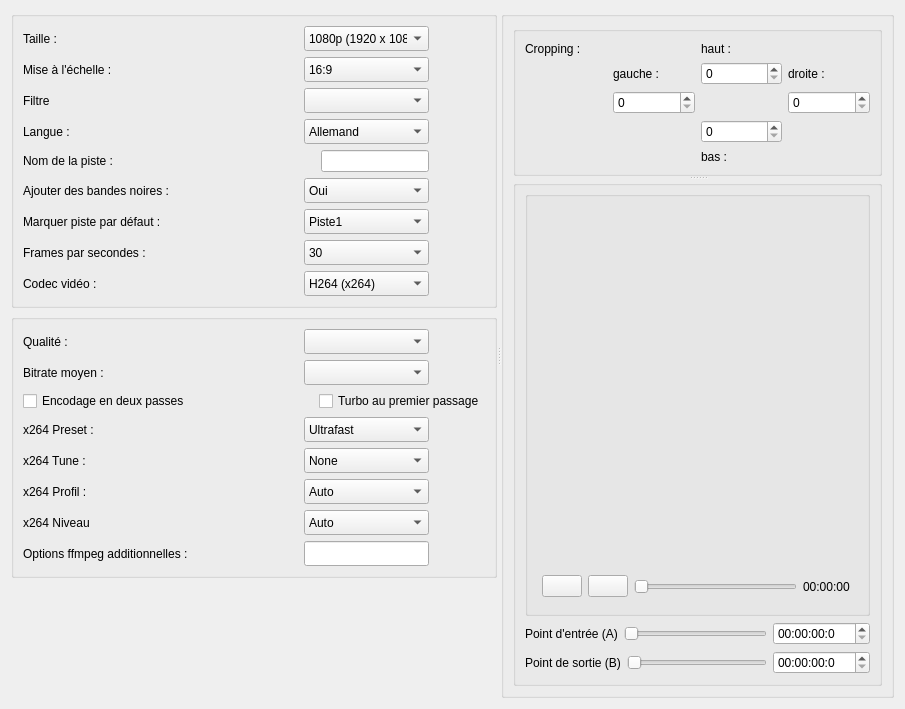
First picture: the form in src/View/videopane.ui, repository cinemaouvert/OCT, before the edit.
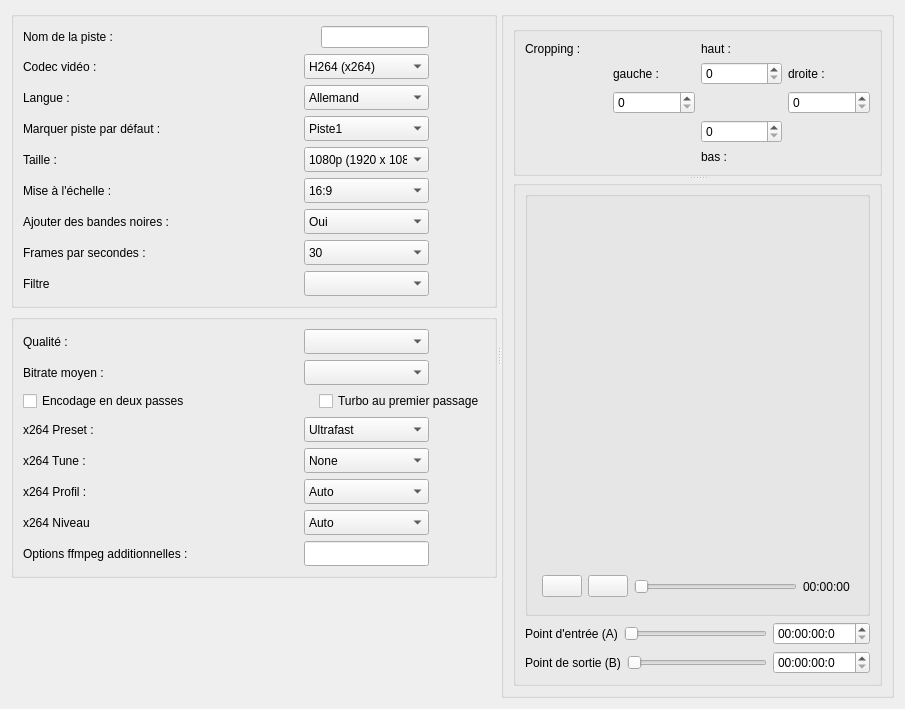
Second picture: the form after the edit. Icons and pictures are not drawn. Custom widgets are drawn as their Qt base class.

```diff
--- a/src/View/videopane.ui
+++ b/src/View/videopane.ui
@@ -33,6 +33,335 @@
           <string/>
          </property>
          <layout class="QVBoxLayout" name="verticalLayout_7">
+          <item>
+           <layout class="QHBoxLayout" name="horizontalLayout_TrackName">
+            <item>
+             <widget class="QLabel" name="label_TrackName">
+              <property name="text">
+               <string>Nom de la piste :</string>
+              </property>
+             </widget>
+            </item>
+            <item>
+             <spacer name="horizontalSpacer">
+              <property name="orientation">
+               <enum>Qt::Horizontal</enum>
+              </property>
+              <property name="sizeHint" stdset="0">
+               <size>
+                <width>40</width>
+                <height>20</height>
+               </size>
+              </property>
+             </spacer>
+            </item>
+            <item>
+             <widget class="QLineEdit" name="lineEdit_TrackName">
+              <property name="sizePolicy">
+               <sizepolicy hsizetype="Fixed" vsizetype="Fixed">
+                <horstretch>0</horstretch>
+                <verstretch>0</verstretch>
+               </sizepolicy>
+              </property>
+             </widget>
+            </item>
+            <item>
+             <layout class="QHBoxLayout" name="horizontalLayout_9">
+              <property name="sizeConstraint">
+               <enum>QLayout::SetFixedSize</enum>
+              </property>
+              <property name="topMargin">
+               <number>0</number>
+              </property>
+              <item>
+               <widget class="QLabel" name="labelName">
+                <property name="minimumSize">
+                 <size>
+                  <width>50</width>
+                  <height>0</height>
+                 </size>
+                </property>
+                <property name="maximumSize">
+                 <size>
+                  <width>50</width>
+                  <height>16777215</height>
+                 </size>
+                </property>
+                <property name="text">
+                 <string/>
+                </property>
+               </widget>
+              </item>
+             </layout>
+            </item>
+           </layout>
+          </item>
+          <item>
+           <layout class="QHBoxLayout" name="horizontalLayout_Codec">
+            <item>
+             <widget class="QLabel" name="label_Codec">
+              <property name="text">
+               <string>Codec vidéo :</string>
+              </property>
+             </widget>
+            </item>
+            <item>
+             <spacer name="horizontalSpacer_2">
+              <property name="orientation">
+               <enum>Qt::Horizontal</enum>
+              </property>
+              <property name="sizeHint" stdset="0">
+               <size>
+                <width>40</width>
+                <height>20</height>
+               </size>
+              </property>
+             </spacer>
+            </item>
+            <item>
+             <widget class="QComboBox" name="comboBox_Codec">
+              <property name="sizePolicy">
+               <sizepolicy hsizetype="Fixed" vsizetype="Fixed">
+                <horstretch>0</horstretch>
+                <verstretch>0</verstretch>
+               </sizepolicy>
+              </property>
+              <property name="minimumSize">
+               <size>
+                <width>125</width>
+                <height>25</height>
+               </size>
+              </property>
+              <property name="sizeAdjustPolicy">
+               <enum>QComboBox::AdjustToMinimumContentsLength</enum>
+              </property>
+              <item>
+               <property name="text">
+                <string>H264 (x264)</string>
+               </property>
+              </item>
+              <item>
+               <property name="text">
+                <string>VP8</string>
+               </property>
+              </item>
+             </widget>
+            </item>
+            <item>
+             <layout class="QHBoxLayout" name="horizontalLayout_13">
+              <property name="sizeConstraint">
+               <enum>QLayout::SetFixedSize</enum>
+              </property>
+              <property name="topMargin">
+               <number>0</number>
+              </property>
+              <item>
+               <widget class="QLabel" name="labelCodec">
+                <property name="minimumSize">
+                 <size>
+                  <width>50</width>
+                  <height>0</height>
+                 </size>
+                </property>
+                <property name="maximumSize">
+                 <size>
+                  <width>50</width>
+                  <height>16777215</height>
+                 </size>
+                </property>
+                <property name="text">
+                 <string/>
+                </property>
+               </widget>
+              </item>
+             </layout>
+            </item>
+           </layout>
+          </item>
+          <item>
+           <layout class="QHBoxLayout" name="horizontalLayout_Langage">
+            <item>
+             <widget class="QLabel" name="label_Langage">
+              <property name="text">
+               <string>Langue :</string>
+              </property>
+             </widget>
+            </item>
+            <item>
+             <spacer name="horizontalSpacer_3">
+              <property name="orientation">
+               <enum>Qt::Horizontal</enum>
+              </property>
+              <property name="sizeHint" stdset="0">
+               <size>
+                <width>40</width>
+                <height>20</height>
+               </size>
+              </property>
+             </spacer>
+            </item>
+            <item>
+             <widget class="QComboBox" name="comboBox_Langage">
+              <property name="sizePolicy">
+               <sizepolicy hsizetype="Fixed" vsizetype="Fixed">
+                <horstretch>0</horstretch>
+                <verstretch>0</verstretch>
+               </sizepolicy>
+              </property>
+              <property name="minimumSize">
+               <size>
+                <width>125</width>
+                <height>25</height>
+               </size>
+              </property>
+              <property name="sizeAdjustPolicy">
+               <enum>QComboBox::AdjustToMinimumContentsLength</enum>
+              </property>
+              <item>
+               <property name="text">
+                <string>Allemand</string>
+               </property>
+              </item>
+              <item>
+               <property name="text">
+                <string>Anglais</string>
+               </property>
+              </item>
+              <item>
+               <property name="text">
+                <string>Arabe</string>
+               </property>
+              </item>
+              <item>
+               <property name="text">
+                <string>Français</string>
+               </property>
+              </item>
+              <item>
+               <property name="text">
+                <string>Espagnol</string>
+               </property>
+              </item>
+              <item>
+               <property name="text">
+                <string>Italien</string>
+               </property>
+              </item>
+             </widget>
+            </item>
+            <item>
+             <layout class="QHBoxLayout" name="horizontalLayout_10">
+              <property name="sizeConstraint">
+               <enum>QLayout::SetFixedSize</enum>
+              </property>
+              <property name="topMargin">
+               <number>0</number>
+              </property>
+              <item>
+               <widget class="QLabel" name="labelLanguage">
+                <property name="minimumSize">
+                 <size>
+                  <width>50</width>
+                  <height>0</height>
+                 </size>
+                </property>
+                <property name="maximumSize">
+                 <size>
+                  <width>50</width>
+                  <height>16777215</height>
+                 </size>
+                </property>
+                <property name="text">
+                 <string/>
+                </property>
+               </widget>
+              </item>
+             </layout>
+            </item>
+           </layout>
+          </item>
+          <item>
+           <layout class="QHBoxLayout" name="horizontalLayout_DefaultTrack">
+            <item>
+             <widget class="QLabel" name="label_DefaultTrack">
+              <property name="text">
+               <string>Marquer piste par défaut :</string>
+              </property>
+             </widget>
+            </item>
+            <item>
+             <spacer name="horizontalSpacer_4">
+              <property name="orientation">
+               <enum>Qt::Horizontal</enum>
+              </property>
+              <property name="sizeHint" stdset="0">
+               <size>
+                <width>40</width>
+                <height>20</height>
+               </size>
+              </property>
+             </spacer>
+            </item>
+            <item>
+             <widget class="QComboBox" name="comboBox_DefaultTrack">
+              <property name="sizePolicy">
+               <sizepolicy hsizetype="Fixed" vsizetype="Fixed">
+                <horstretch>0</horstretch>
+                <verstretch>0</verstretch>
+               </sizepolicy>
+              </property>
+              <property name="minimumSize">
+               <size>
+                <width>125</width>
+                <height>25</height>
+               </size>
+              </property>
+              <property name="sizeAdjustPolicy">
+               <enum>QComboBox::AdjustToMinimumContentsLength</enum>
+              </property>
+              <item>
+               <property name="text">
+                <string>Piste1</string>
+               </property>
+              </item>
+              <item>
+               <property name="text">
+                <string>Piste2</string>
+               </property>
+              </item>
+             </widget>
+            </item>
+            <item>
+             <layout class="QHBoxLayout" name="horizontalLayout_14">
+              <property name="sizeConstraint">
+               <enum>QLayout::SetFixedSize</enum>
+              </property>
+              <property name="topMargin">
+               <number>0</number>
+              </property>
+              <item>
+               <widget class="QLabel" name="labelDefault">
+                <property name="minimumSize">
+                 <size>
+                  <width>50</width>
+                  <height>0</height>
+                 </size>
+                </property>
+                <property name="maximumSize">
+                 <size>
+                  <width>50</width>
+                  <height>16777215</height>
+                 </size>
+                </property>
+                <property name="text">
+                 <string/>
+                </property>
+               </widget>
+              </item>
+             </layout>
+            </item>
+           </layout>
+          </item>
           <item>
            <layout class="QHBoxLayout" name="horizontalLayout_Size">
             <property name="sizeConstraint">
@@ -207,243 +536,6 @@
             </item>
            </layout>
           </item>
-          <item>
-           <layout class="QHBoxLayout" name="horizontalLayout_Filter">
-            <item>
-             <widget class="QLabel" name="label_Filter">
-              <property name="text">
-               <string>Filtre</string>
-              </property>
-             </widget>
-            </item>
-            <item>
-             <spacer name="horizontalSpacer_10">
-              <property name="orientation">
-               <enum>Qt::Horizontal</enum>
-              </property>
-              <property name="sizeHint" stdset="0">
-               <size>
-                <width>40</width>
-                <height>20</height>
-               </size>
-              </property>
-             </spacer>
-            </item>
-            <item>
-             <widget class="QComboBox" name="comboBox_Filter">
-              <property name="sizePolicy">
-               <sizepolicy hsizetype="Fixed" vsizetype="Fixed">
-                <horstretch>0</horstretch>
-                <verstretch>0</verstretch>
-               </sizepolicy>
-              </property>
-              <property name="minimumSize">
-               <size>
-                <width>125</width>
-                <height>25</height>
-               </size>
-              </property>
-              <property name="sizeAdjustPolicy">
-               <enum>QComboBox::AdjustToMinimumContentsLength</enum>
-              </property>
-             </widget>
-            </item>
-            <item>
-             <layout class="QHBoxLayout" name="horizontalLayout_11">
-              <property name="sizeConstraint">
-               <enum>QLayout::SetFixedSize</enum>
-              </property>
-              <property name="topMargin">
-               <number>0</number>
-              </property>
-              <item>
-               <widget class="QLabel" name="labelFiltre">
-                <property name="minimumSize">
-                 <size>
-                  <width>50</width>
-                  <height>0</height>
-                 </size>
-                </property>
-                <property name="maximumSize">
-                 <size>
-                  <width>50</width>
-                  <height>16777215</height>
-                 </size>
-                </property>
-                <property name="text">
-                 <string/>
-                </property>
-               </widget>
-              </item>
-             </layout>
-            </item>
-           </layout>
-          </item>
-          <item>
-           <layout class="QHBoxLayout" name="horizontalLayout_Langage">
-            <item>
-             <widget class="QLabel" name="label_Langage">
-              <property name="text">
-               <string>Langue :</string>
-              </property>
-             </widget>
-            </item>
-            <item>
-             <spacer name="horizontalSpacer_3">
-              <property name="orientation">
-               <enum>Qt::Horizontal</enum>
-              </property>
-              <property name="sizeHint" stdset="0">
-               <size>
-                <width>40</width>
-                <height>20</height>
-               </size>
-              </property>
-             </spacer>
-            </item>
-            <item>
-             <widget class="QComboBox" name="comboBox_Langage">
-              <property name="sizePolicy">
-               <sizepolicy hsizetype="Fixed" vsizetype="Fixed">
-                <horstretch>0</horstretch>
-                <verstretch>0</verstretch>
-               </sizepolicy>
-              </property>
-              <property name="minimumSize">
-               <size>
-                <width>125</width>
-                <height>25</height>
-               </size>
-              </property>
-              <property name="sizeAdjustPolicy">
-               <enum>QComboBox::AdjustToMinimumContentsLength</enum>
-              </property>
-              <item>
-               <property name="text">
-                <string>Allemand</string>
-               </property>
-              </item>
-              <item>
-               <property name="text">
-                <string>Anglais</string>
-               </property>
-              </item>
-              <item>
-               <property name="text">
-                <string>Arabe</string>
-               </property>
-              </item>
-              <item>
-               <property name="text">
-                <string>Français</string>
-               </property>
-              </item>
-              <item>
-               <property name="text">
-                <string>Espagnol</string>
-               </property>
-              </item>
-              <item>
-               <property name="text">
-                <string>Italien</string>
-               </property>
-              </item>
-             </widget>
-            </item>
-            <item>
-             <layout class="QHBoxLayout" name="horizontalLayout_10">
-              <property name="sizeConstraint">
-               <enum>QLayout::SetFixedSize</enum>
-              </property>
-              <property name="topMargin">
-               <number>0</number>
-              </property>
-              <item>
-               <widget class="QLabel" name="labelLanguage">
-                <property name="minimumSize">
-                 <size>
-                  <width>50</width>
-                  <height>0</height>
-                 </size>
-                </property>
-                <property name="maximumSize">
-                 <size>
-                  <width>50</width>
-                  <height>16777215</height>
-                 </size>
-                </property>
-                <property name="text">
-                 <string/>
-                </property>
-               </widget>
-              </item>
-             </layout>
-            </item>
-           </layout>
-          </item>
-          <item>
-           <layout class="QHBoxLayout" name="horizontalLayout_TrackName">
-            <item>
-             <widget class="QLabel" name="label_TrackName">
-              <property name="text">
-               <string>Nom de la piste :</string>
-              </property>
-             </widget>
-            </item>
-            <item>
-             <spacer name="horizontalSpacer">
-              <property name="orientation">
-               <enum>Qt::Horizontal</enum>
-              </property>
-              <property name="sizeHint" stdset="0">
-               <size>
-                <width>40</width>
-                <height>20</height>
-               </size>
-              </property>
-             </spacer>
-            </item>
-            <item>
-             <widget class="QLineEdit" name="lineEdit_TrackName">
-              <property name="sizePolicy">
-               <sizepolicy hsizetype="Fixed" vsizetype="Fixed">
-                <horstretch>0</horstretch>
-                <verstretch>0</verstretch>
-               </sizepolicy>
-              </property>
-             </widget>
-            </item>
-            <item>
-             <layout class="QHBoxLayout" name="horizontalLayout_9">
-              <property name="sizeConstraint">
-               <enum>QLayout::SetFixedSize</enum>
-              </property>
-              <property name="topMargin">
-               <number>0</number>
-              </property>
-              <item>
-               <widget class="QLabel" name="labelName">
-                <property name="minimumSize">
-                 <size>
-                  <width>50</width>
-                  <height>0</height>
-                 </size>
-                </property>
-                <property name="maximumSize">
-                 <size>
-                  <width>50</width>
-                  <height>16777215</height>
-                 </size>
-                </property>
-                <property name="text">
-                 <string/>
-                </property>
-               </widget>
-              </item>
-             </layout>
-            </item>
-           </layout>
-          </item>
           <item>
            <layout class="QHBoxLayout" name="horizontalLayout_BlackStuff">
             <item>
@@ -526,88 +618,6 @@
             </item>
            </layout>
           </item>
-          <item>
-           <layout class="QHBoxLayout" name="horizontalLayout_DefaultTrack">
-            <item>
-             <widget class="QLabel" name="label_DefaultTrack">
-              <property name="text">
-               <string>Marquer piste par défaut :</string>
-              </property>
-             </widget>
-            </item>
-            <item>
-             <spacer name="horizontalSpacer_4">
-              <property name="orientation">
-               <enum>Qt::Horizontal</enum>
-              </property>
-              <property name="sizeHint" stdset="0">
-               <size>
-                <width>40</width>
-                <height>20</height>
-               </size>
-              </property>
-             </spacer>
-            </item>
-            <item>
-             <widget class="QComboBox" name="comboBox_DefaultTrack">
-              <property name="sizePolicy">
-               <sizepolicy hsizetype="Fixed" vsizetype="Fixed">
-                <horstretch>0</horstretch>
-                <verstretch>0</verstretch>
-               </sizepolicy>
-              </property>
-              <property name="minimumSize">
-               <size>
-                <width>125</width>
-                <height>25</height>
-               </size>
-              </property>
-              <property name="sizeAdjustPolicy">
-               <enum>QComboBox::AdjustToMinimumContentsLength</enum>
-              </property>
-              <item>
-               <property name="text">
-                <string>Piste1</string>
-               </property>
-              </item>
-              <item>
-               <property name="text">
-                <string>Piste2</string>
-               </property>
-              </item>
-             </widget>
-            </item>
-            <item>
-             <layout class="QHBoxLayout" name="horizontalLayout_14">
-              <property name="sizeConstraint">
-               <enum>QLayout::SetFixedSize</enum>
-              </property>
-              <property name="topMargin">
-               <number>0</number>
-              </property>
-              <item>
-               <widget class="QLabel" name="labelDefault">
-                <property name="minimumSize">
-                 <size>
-                  <width>50</width>
-                  <height>0</height>
-                 </size>
-                </property>
-                <property name="maximumSize">
-                 <size>
-                  <width>50</width>
-                  <height>16777215</height>
-                 </size>
-                </property>
-                <property name="text">
-                 <string/>
-                </property>
-               </widget>
-              </item>
-             </layout>
-            </item>
-           </layout>
-          </item>
           <item>
            <layout class="QHBoxLayout" name="horizontalLayout_Frames">
             <item>
@@ -695,16 +705,16 @@
            </layout>
           </item>
           <item>
-           <layout class="QHBoxLayout" name="horizontalLayout_Codec">
+           <layout class="QHBoxLayout" name="horizontalLayout_Filter">
             <item>
-             <widget class="QLabel" name="label_Codec">
+             <widget class="QLabel" name="label_Filter">
               <property name="text">
-               <string>Codec vidéo :</string>
+               <string>Filtre</string>
               </property>
              </widget>
             </item>
             <item>
-             <spacer name="horizontalSpacer_2">
+             <spacer name="horizontalSpacer_10">
               <property name="orientation">
                <enum>Qt::Horizontal</enum>
               </property>
@@ -717,7 +727,7 @@
              </spacer>
             </item>
             <item>
-             <widget class="QComboBox" name="comboBox_Codec">
+             <widget class="QComboBox" name="comboBox_Filter">
               <property name="sizePolicy">
                <sizepolicy hsizetype="Fixed" vsizetype="Fixed">
                 <horstretch>0</horstretch>
@@ -733,20 +743,10 @@
               <property name="sizeAdjustPolicy">
                <enum>QComboBox::AdjustToMinimumContentsLength</enum>
               </property>
-              <item>
-               <property name="text">
-                <string>H264 (x264)</string>
-               </property>
-              </item>
-              <item>
-               <property name="text">
-                <string>VP8</string>
-               </property>
-              </item>
              </widget>
             </item>
             <item>
-             <layout class="QHBoxLayout" name="horizontalLayout_13">
+             <layout class="QHBoxLayout" name="horizontalLayout_11">
               <property name="sizeConstraint">
                <enum>QLayout::SetFixedSize</enum>
               </property>
@@ -754,7 +754,7 @@
                <number>0</number>
               </property>
               <item>
-               <widget class="QLabel" name="labelCodec">
+               <widget class="QLabel" name="labelFiltre">
                 <property name="minimumSize">
                  <size>
                   <width>50</width>
```
Left out of the diff: 2 changed lines with no effect on the pictures.
